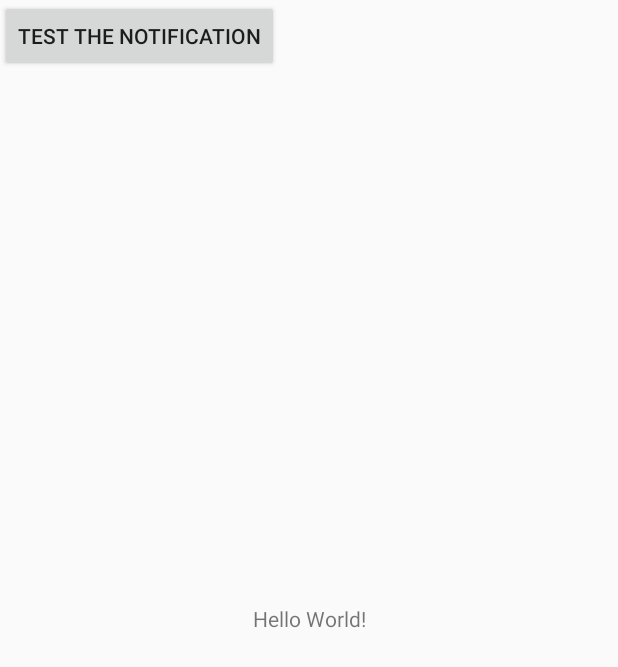
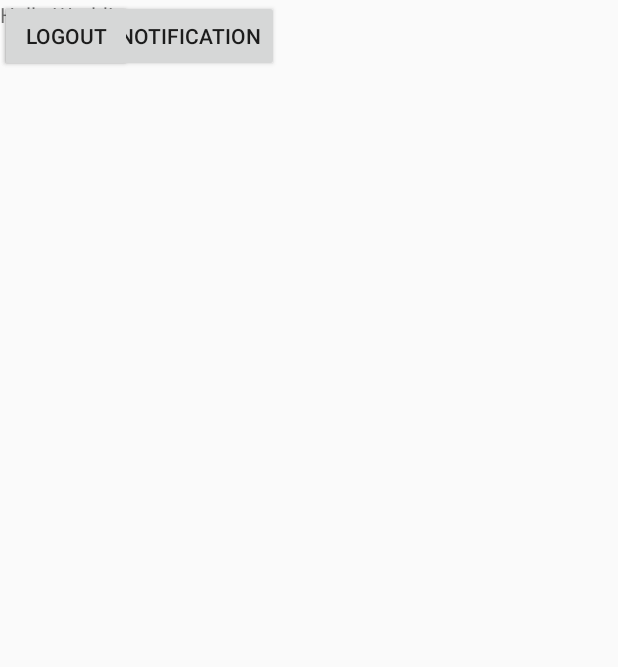
Before and after one commit to snipercool/petplanet, an Android app: the layout activity_main.xml on its own in the app's theme, with its tools: preview values and no code run, on a phone screen of 412 x 824 dp. Shown: the top 667 px of the screen. Run offline under Robolectric (Android 15) with nearby library versions, the phone set to English and light mode, and no system bars.

Commit message:
Add logout button

```diff
--- a/app/src/main/res/layout/activity_main.xml
+++ b/app/src/main/res/layout/activity_main.xml
@@ -1,5 +1,6 @@
 <?xml version="1.0" encoding="utf-8"?>
-<android.support.constraint.ConstraintLayout xmlns:android="http://schemas.android.com/apk/res/android"
+<RelativeLayout
+    xmlns:android="http://schemas.android.com/apk/res/android"
     xmlns:app="http://schemas.android.com/apk/res-auto"
     xmlns:tools="http://schemas.android.com/tools"
     android:layout_width="match_parent"
@@ -22,4 +23,10 @@
         android:text="@string/txt_notification"
         tools:ignore="MissingConstraints" />
 
-</android.support.constraint.ConstraintLayout>
+    <Button
+        android:id="@+id/btn_logout"
+        android:layout_height="wrap_content"
+        android:layout_width="wrap_content"
+        android:text="@string/logout" />
+
+</RelativeLayout>
--- a/app/src/main/res/values/strings.xml
+++ b/app/src/main/res/values/strings.xml
@@ -3,4 +3,5 @@
     <string name="scan_result">Scan qr code</string>
     <string name="menu_sign_out">Log out</string>
     <string name="txt_notification">Test the notification</string>
+    <string name="logout">logout</string>
 </resources>
```
Also changed, not shown: app/src/main/AndroidManifest.xml (+8 -8 lines), app/src/main/java/be/example/petplanet/petplanet/Activities/MainActivity.java (+9 -0 lines).
